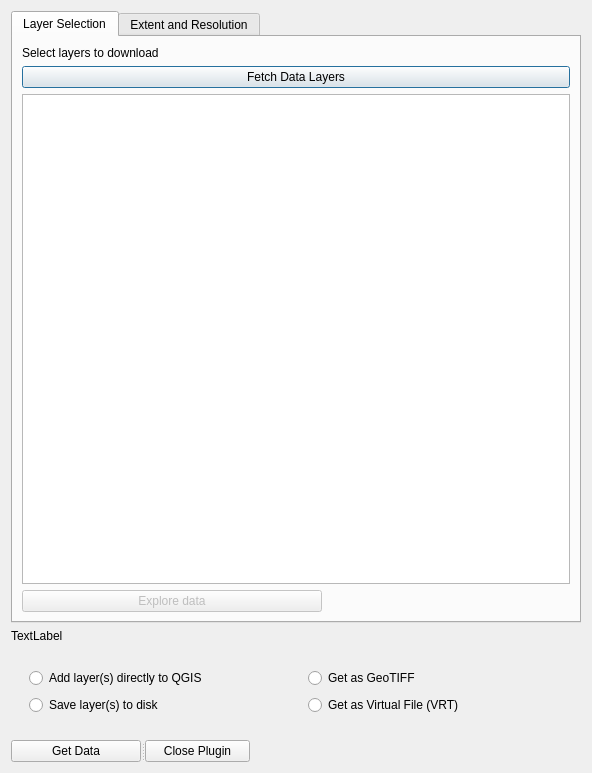
The window that geocubes_plugin_dialog_base.ui (geoportti/GeoCubes-Finland-QGIS-Plugin) describes before a commit, drawn with Qt 5.
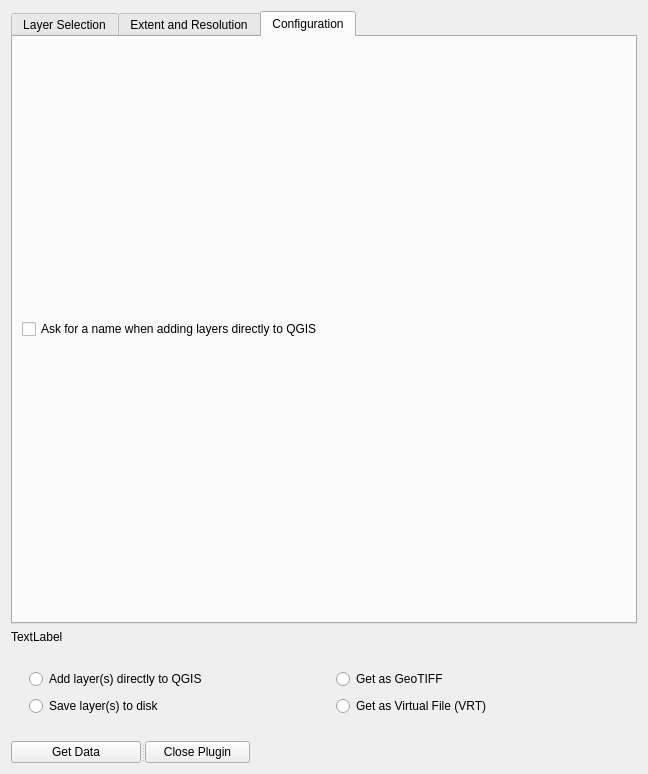
The same window after the commit. The open tabs and pages were chosen to show the change. Custom widgets are drawn as their Qt base class.

Commit message: Configuration tab added, will have more features soon. Polygon drawing improved and added a hard download limit

Diff of the .ui file:
```diff
--- a/geocubes_plugin_dialog_base.ui
+++ b/geocubes_plugin_dialog_base.ui
@@ -6,8 +6,8 @@
    <rect>
     <x>0</x>
     <y>0</y>
-    <width>592</width>
-    <height>773</height>
+    <width>648</width>
+    <height>774</height>
    </rect>
   </property>
   <property name="windowTitle">
@@ -456,6 +456,23 @@
          </item>
         </layout>
        </widget>
+       <widget class="QWidget" name="tab_3">
+        <attribute name="title">
+         <string>Configuration</string>
+        </attribute>
+        <layout class="QVBoxLayout" name="verticalLayout_8">
+         <item>
+          <widget class="QCheckBox" name="layerNamingConfigCheckBox">
+           <property name="layoutDirection">
+            <enum>Qt::LeftToRight</enum>
+           </property>
+           <property name="text">
+            <string>Ask for a name when adding layers directly to QGIS</string>
+           </property>
+          </widget>
+         </item>
+        </layout>
+       </widget>
       </widget>
      </item>
      <item>
```
The commit also changes 3 other files.
